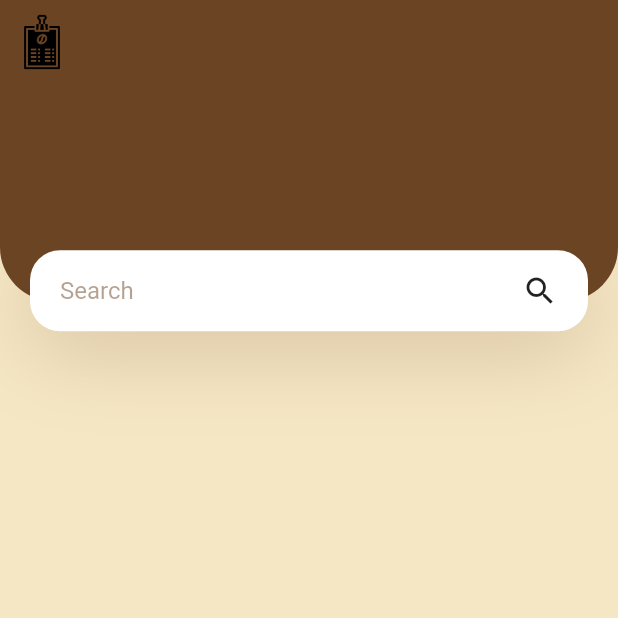
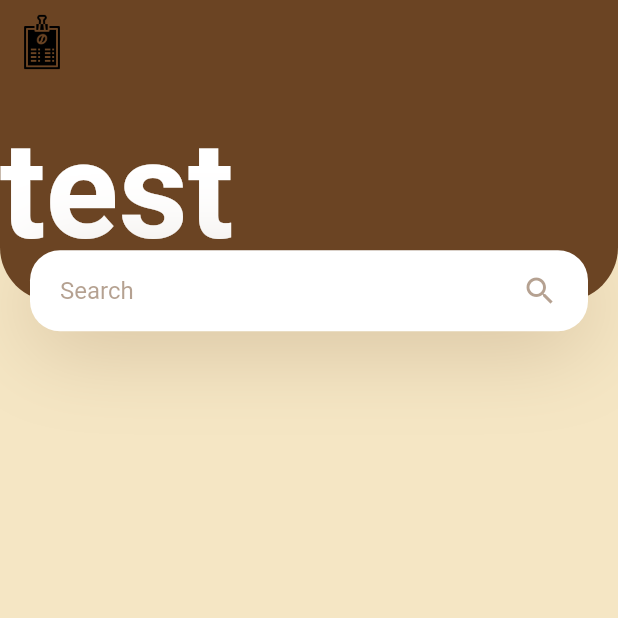
Before and after one commit to shinnkura/coffee_app, a Flutter app: the screen it shows after launch, on a phone screen of 412 x 824 dp, the top half of it. Run offline on Flutter 3.47's test engine with Material 2 defaults, Android fonts, the phone set to English and light mode, and no system bars.

Commit message:
Todo:フォントサイズを変更できない

```diff
--- a/lib/components/body.dart
+++ b/lib/components/body.dart
@@ -22,6 +22,31 @@ class Body extends StatelessWidget {
                     bottomLeft: Radius.circular(36),
                     bottomRight: Radius.circular(36),
                   ),
+                ),
+                child: Row(
+                  children: <Widget>[
+                    Text(
+                      'test',
+                      // style: TextStyle(
+                      //   color: Colors.white,
+                      //   fontWeight: FontWeight.bold,
+                      // ),
+                      // style: theme.of(
+                      //       context,
+                      //     )
+                      //     .TextStyle
+                      //     .bodyText1
+                      //     .copyWith(
+                      //       color: Colors.white,
+                      //       fontWeight: FontWeight.bold,
+                      //     ),
+                      style: TextStyle(
+                        color: Colors.white,
+                        fontWeight: FontWeight.bold,
+                        fontSize: 90,
+                      ),
+                    ),
+                  ],
                 ),
               ),
               Positioned(
@@ -48,6 +73,7 @@ class Body extends StatelessWidget {
                     children: <Widget>[
                       Expanded(
                         child: TextField(
+                          onChanged: (value) {},
                           decoration: InputDecoration(
                             hintText: "Search",
                             hintStyle: TextStyle(
@@ -59,7 +85,10 @@ class Body extends StatelessWidget {
                           ),
                         ),
                       ),
-                      Icon(Icons.search),
+                      Icon(
+                        Icons.search,
+                        color: kPrimaryColor.withOpacity(.5),
+                      ),
                     ],
                   ),
                 ),
--- a/lib/main.dart
+++ b/lib/main.dart
@@ -18,7 +18,14 @@ class MyApp extends StatelessWidget {
       theme: ThemeData(
         scaffoldBackgroundColor: kBackgroundColor,
         primaryColor: kPrimaryColor,
-        textTheme: Theme.of(context).textTheme.apply(bodyColor: kTextColor),
+        textTheme:
+            Theme.of(context).textTheme.apply(bodyColor: kTextColor).copyWith(
+                  bodyText1: TextStyle(
+                    color: kTextColor,
+                    fontWeight: FontWeight.bold,
+                    fontSize: 90,
+                  ),
+                ),
         visualDensity: VisualDensity.adaptivePlatformDensity,
       ),
       home: const HomeScreen(),
```
